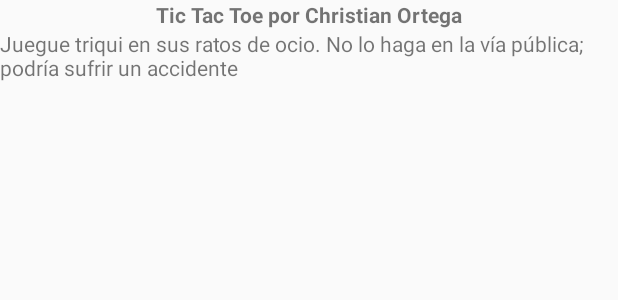
After one commit to kaleemsagard/cursoappsmovilesunal, an Android app: the layout about_dialog.xml on its own in the app's theme, with its tools: preview values and no code run, on a phone screen of 412 x 824 dp. The commit adds this screen. Shown: the top 300 px of the screen. Run offline under Robolectric (Android 15) with nearby library versions, the phone set to English and light mode, and no system bars.

Commit message:
Reto 4: Implementada versión inicial del diálogo de acerca de

```diff
--- /dev/null
+++ b/Reto 4/AndroidTicTacToe-Tutorial2/app/src/main/res/layout/about_dialog.xml
@@ -0,0 +1,34 @@
+<?xml version="1.0" encoding="utf-8"?>
+<LinearLayout xmlns:android="http://schemas.android.com/apk/res/android"
+    android:orientation="vertical"
+    android:layout_width="match_parent"
+    android:layout_height="match_parent">
+
+    <ImageView
+        android:layout_width="wrap_content"
+        android:layout_height="wrap_content"
+        android:id="@+id/app_icon"
+        android:layout_gravity="center_horizontal" />
+
+    <TextView
+        android:layout_width="wrap_content"
+        android:layout_height="wrap_content"
+        android:text="Tic Tac Toe por Christian Ortega"
+        android:id="@+id/app_author"
+        android:layout_gravity="center_horizontal"
+        android:textStyle="bold" />
+
+    <TextView
+        android:layout_width="wrap_content"
+        android:layout_height="wrap_content"
+        android:text="Juegue triqui en sus ratos de ocio. No lo haga en la vía pública; podría sufrir un accidente"
+        android:id="@+id/app_description"
+        android:layout_gravity="center_horizontal" />
+
+    <!--<Button
+        android:layout_width="wrap_content"
+        android:layout_height="wrap_content"
+        android:text="Cerrar"
+        android:id="@+id/button"
+        android:layout_gravity="center_horizontal" />-->
+</LinearLayout>
--- a/Reto 4/AndroidTicTacToe-Tutorial2/app/src/main/res/menu/options_menu.xml
+++ b/Reto 4/AndroidTicTacToe-Tutorial2/app/src/main/res/menu/options_menu.xml
@@ -6,7 +6,9 @@
     <item android:id="@+id/ai_difficulty"
         android:title="Dificultad" />
     <!--android:icon="@drawable/difficulty_level"  /-->
+    <item android:id="@+id/about"
+        android:title="Acerca de..." />
+    <!--android:icon="@drawable/quit_game" /-->
     <item android:id="@+id/quit"
         android:title="Salir" />
-    <!--android:icon="@drawable/quit_game" /-->
 </menu>
```
Also changed, not shown: Reto 4/AndroidTicTacToe-Tutorial2/app/src/main/java/ceortegal/unal/edu/co/androidtictactoe_tutorial2/AndroidTicTacToeActivity.java (+18 -2 lines).
